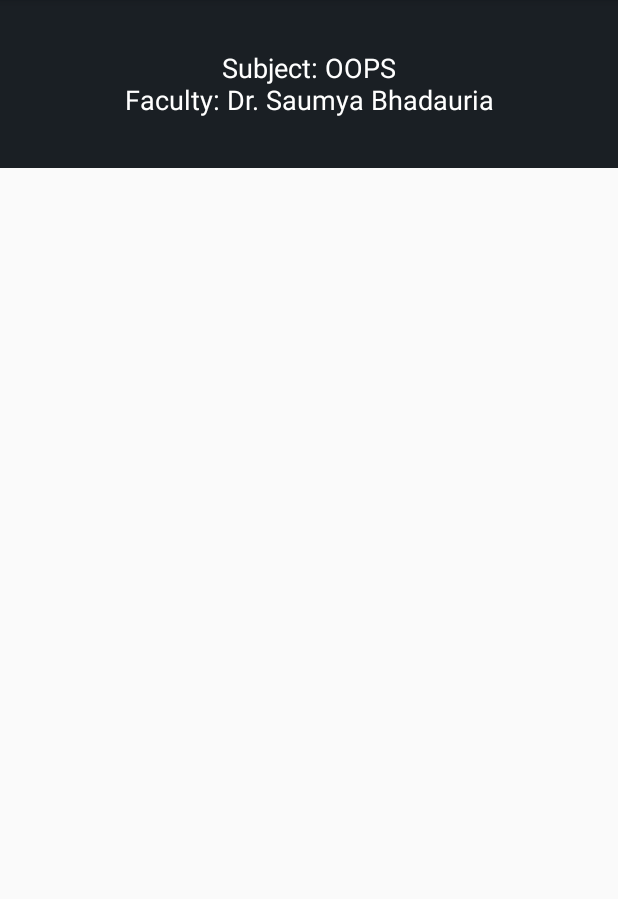
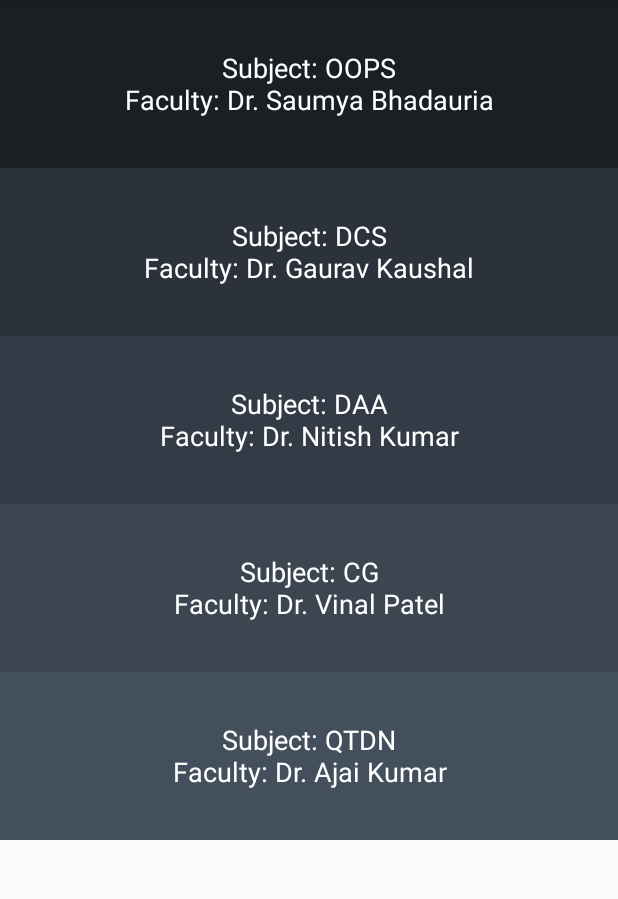
Before and after one commit to nilay1998/Minor-Project, an Android app: the student screen opened directly, with no data from a screen before it, on a phone screen of 412 x 824 dp, the part 84-983 px from its top. Run offline under Robolectric (Android 15) with nearby library versions, the phone set to English and light mode, and no system bars.

Commit message:
ui changes

```diff
--- a/App/app/src/main/java/com/example/attendancemanagement/Attendance.java
+++ b/App/app/src/main/java/com/example/attendancemanagement/Attendance.java
@@ -69,6 +69,7 @@ public class Attendance extends AppCompatActivity {
                 for (int i=0;i<response.body().getDates().length;i++)
                 {
                     TextView date=new TextView(getApplicationContext());
+                    date.setTextColor(Color.BLACK);
                     if(i<9)
                         date.setText(" "+(i+1)+":  ");
                     else
--- a/App/app/src/main/res/layout/activity_attendance.xml
+++ b/App/app/src/main/res/layout/activity_attendance.xml
@@ -13,6 +13,7 @@
         android:id="@+id/percent"
         android:layout_width="match_parent"
         android:layout_height="62dp"
+        android:textColor="#000"
         android:text="Attendance: "
         android:textStyle="italic"
         android:textSize="36dp"
@@ -21,6 +22,7 @@
     <TextView
         android:paddingLeft="16dp"
         android:id="@+id/total"
+        android:textColor="#000"
         android:layout_width="match_parent"
         android:layout_height="62dp"
         android:text="Classes held: "
@@ -31,6 +33,7 @@
     <TextView
         android:paddingLeft="16dp"
         android:id="@+id/attended"
+        android:textColor="#000"
         android:layout_width="match_parent"
         android:layout_height="62dp"
         android:text="Classes attended: "
--- a/App/app/src/main/res/layout/activity_main.xml
+++ b/App/app/src/main/res/layout/activity_main.xml
@@ -88,6 +88,7 @@
             <android.support.design.widget.TextInputEditText
                 android:id="@+id/password"
                 android:layout_width="match_parent"
+                android:inputType="textPassword"
                 android:layout_below="@id/email"
                 android:layout_height="wrap_content"
                 android:layout_marginTop="25dp"
--- a/App/app/src/main/res/layout/activity_student.xml
+++ b/App/app/src/main/res/layout/activity_student.xml
@@ -5,6 +5,7 @@
     xmlns:tools="http://schemas.android.com/tools"
     android:layout_width="match_parent"
     android:layout_height="match_parent"
+    android:orientation="vertical"
     tools:context=".student">
 
     <TextView
@@ -17,4 +18,40 @@
         android:textColor="#FFFFFF"
         android:text="Subject: OOPS\nFaculty: Dr. Saumya Bhadauria"/>
 
+    <TextView
+        android:layout_width="match_parent"
+        android:layout_height="112dp"
+        android:background="#2b323b"
+        android:textSize="18dp"
+        android:gravity="center"
+        android:textColor="#FFFFFF"
+        android:text="Subject: DCS\nFaculty: Dr. Gaurav Kaushal"/>
+
+    <TextView
+        android:layout_width="match_parent"
+        android:layout_height="112dp"
+        android:background="#333c46"
+        android:textSize="18dp"
+        android:gravity="center"
+        android:textColor="#FFFFFF"
+        android:text="Subject: DAA\nFaculty: Dr. Nitish Kumar"/>
+
+    <TextView
+        android:layout_width="match_parent"
+        android:layout_height="112dp"
+        android:background="#3b4651"
+        android:textSize="18dp"
+        android:gravity="center"
+        android:textColor="#FFFFFF"
+        android:text="Subject: CG\nFaculty: Dr. Vinal Patel"/>
+
+    <TextView
+        android:layout_width="match_parent"
+        android:layout_height="112dp"
+        android:background="#444f5d"
+        android:textSize="18dp"
+        android:gravity="center"
+        android:textColor="#FFFFFF"
+        android:text="Subject: QTDN\nFaculty: Dr. Ajai Kumar"/>
+
 </LinearLayout>
```
